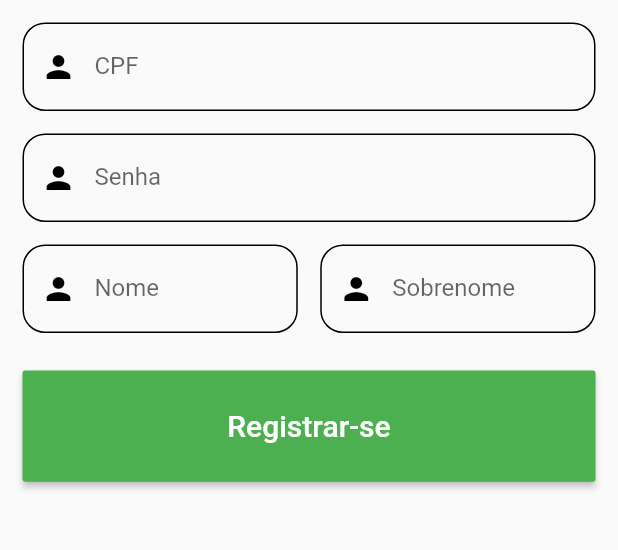
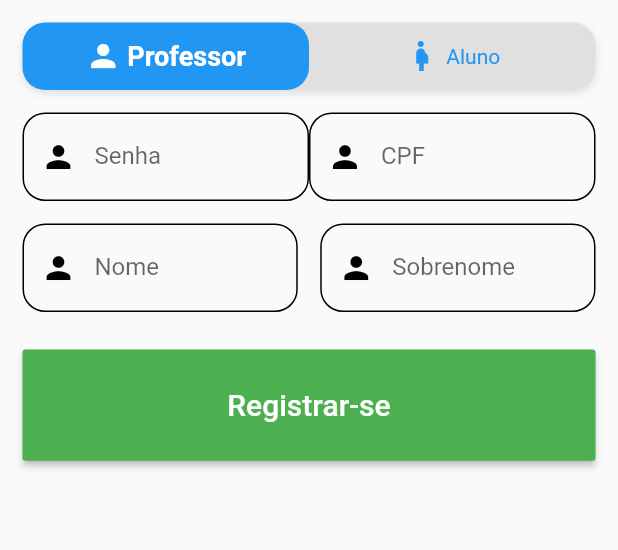
Before and after one commit to PedroCavalcanti0001/sistema_academico, a Flutter app: the RegisterView screen opened by its route, on a phone screen of 412 x 824 dp, the part 495-1045 px from its top. Run offline on Flutter 3.47's test engine with Material 2 defaults, Android fonts, the phone set to English and light mode, and no system bars; drawn by our look-alikes of flutter_toggle_tab.

Commit message:
mudanças menores

```diff
--- a/lib/controller/api_controller.dart
+++ b/lib/controller/api_controller.dart
@@ -0,0 +1,7 @@
+import 'package:http/http.dart' as Http;
+import 'package:http/http.dart';
+import 'dart:convert' as convert;
+
+class ApiController{
+  final url = "http://127.0.0.1:5091/api/";
+}
--- a/lib/view/register.dart
+++ b/lib/view/register.dart
@@ -1,8 +1,14 @@
 import 'package:flutter/material.dart';
+import 'package:flutter_toggle_tab/flutter_toggle_tab.dart';
+import 'package:provider/provider.dart';
+import 'package:sistema_academico/controller/register_provider.dart';
 
 class RegisterView extends StatelessWidget {
   @override
   Widget build(BuildContext context) {
+    final registerProvider =
+        Provider.of<RegisterProvider>(context, listen: false);
+
     return Scaffold(
       appBar: AppBar(
         title: Text("Registrar-se"),
@@ -77,6 +83,55 @@ class RegisterView extends StatelessWidget {
               ),
               Container(
                 width: double.infinity,
+                child: FlutterToggleTab(
+                  width: 50,
+                  borderRadius: 15,
+                  initialIndex: 0,
+                  selectedTextStyle: TextStyle(
+                      color: Colors.white,
+                      fontSize: 18,
+                      fontWeight: FontWeight.w600),
+                  unSelectedTextStyle: TextStyle(
+                      color: Colors.blue,
+                      fontSize: 14,
+                      fontWeight: FontWeight.w400),
+                  labels: ["Professor", "Aluno"],
+                  icons: [Icons.person, Icons.pregnant_woman],
+                  selectedLabelIndex: (index) {
+                    print("Selected Index $index");
+                  },
+                ),
+              ),
+              SizedBox(
+                height: 15,
+              ),
+              Row(
+                children: [
+                  Flexible(
+                    flex: 1,
+                    child: TextField(
+                      decoration: InputDecoration(
+                        prefixIcon: const Icon(
+                          Icons.person,
+                          color: Colors.black,
+                        ),
+                        prefixText: ' ',
+                        labelText: "Senha",
+                        focusColor: Colors.white,
+                        border: OutlineInputBorder(
+                            borderRadius: BorderRadius.all(Radius.circular(15)),
+                            borderSide: BorderSide(color: Colors.black)),
+                        enabledBorder: OutlineInputBorder(
+                            borderRadius: BorderRadius.all(Radius.circular(15)),
+                            borderSide: BorderSide(color: Colors.black)),
+                        focusedBorder: OutlineInputBorder(
+                            borderRadius: BorderRadius.all(Radius.circular(15)),
+                            borderSide: BorderSide(color: Colors.black)),
+                      ),
+                    ),
+                  ),
+                  Flexible(
+                    flex: 1,
                     child: TextField(
                       decoration: InputDecoration(
                         prefixIcon: const Icon(
@@ -98,35 +153,12 @@ class RegisterView extends StatelessWidget {
                       ),
                     ),
                   ),
-              SizedBox(
-                height: 15,
-              ),
-              Container(
-                width: double.infinity,
-                child: TextField(
-                  decoration: InputDecoration(
-                    prefixIcon: const Icon(
-                      Icons.person,
-                      color: Colors.black,
-                    ),
-                    prefixText: ' ',
-                    labelText: "Senha",
-                    focusColor: Colors.white,
-                    border: OutlineInputBorder(
-                        borderRadius: BorderRadius.all(Radius.circular(15)),
-                        borderSide: BorderSide(color: Colors.black)),
-                    enabledBorder: OutlineInputBorder(
-                        borderRadius: BorderRadius.all(Radius.circular(15)),
-                        borderSide: BorderSide(color: Colors.black)),
-                    focusedBorder: OutlineInputBorder(
-                        borderRadius: BorderRadius.all(Radius.circular(15)),
-                        borderSide: BorderSide(color: Colors.black)),
-                  ),
-                ),
+                ],
               ),
               SizedBox(
                 height: 15,
               ),
+
               Row(
                 children: [
                   Flexible(
--- a/pubspec.yaml
+++ b/pubspec.yaml
@@ -21,6 +21,8 @@ environment:
   sdk: ">=2.7.0 <3.0.0"
 
 dependencies:
+  flutter_toggle_tab: ^0.0.5+4
+  http: ^0.12.2
   provider: ^4.3.3
   flutter:
     sdk: flutter
```
Also changed, not shown: pubspec.lock. Lines whose indentation alone changed are shown as unchanged.
